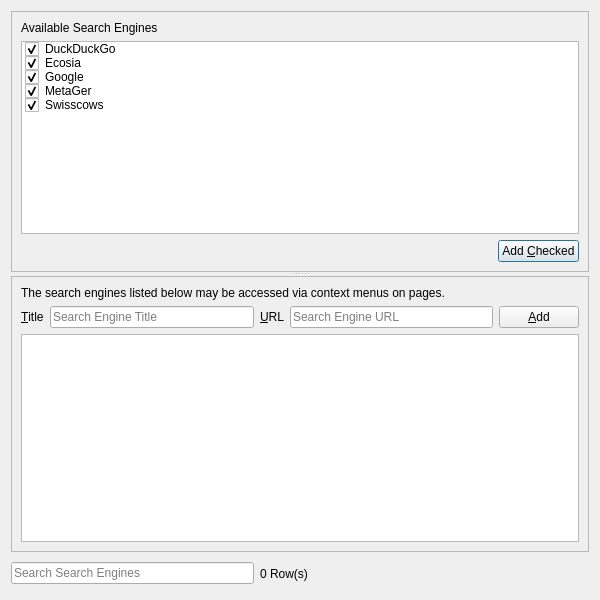
Above: UI/dooble_search_engines_popup.ui from bitwiseworks/dooble-os2 before the change. Below: the same form after it.
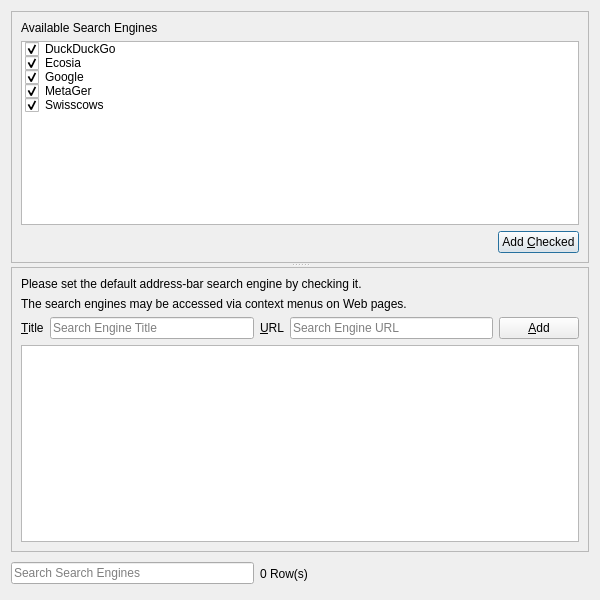
That is the form after the change. Icons and pictures are not drawn. Custom widgets are drawn as their Qt base class.

Patch:
```diff
--- a/UI/dooble_search_engines_popup.ui
+++ b/UI/dooble_search_engines_popup.ui
@@ -125,10 +125,20 @@
        <enum>QFrame::Raised</enum>
       </property>
       <layout class="QVBoxLayout" name="verticalLayout_3">
+       <item>
+        <widget class="QLabel" name="label_4">
+         <property name="text">
+          <string>Please set the default address-bar search engine by checking it.</string>
+         </property>
+         <property name="wordWrap">
+          <bool>true</bool>
+         </property>
+        </widget>
+       </item>
        <item>
         <widget class="QLabel" name="label_3">
          <property name="text">
-          <string>The search engines listed below may be accessed via context menus on pages.</string>
+          <string>The search engines may be accessed via context menus on Web pages.</string>
          </property>
          <property name="wordWrap">
           <bool>true</bool>
```
